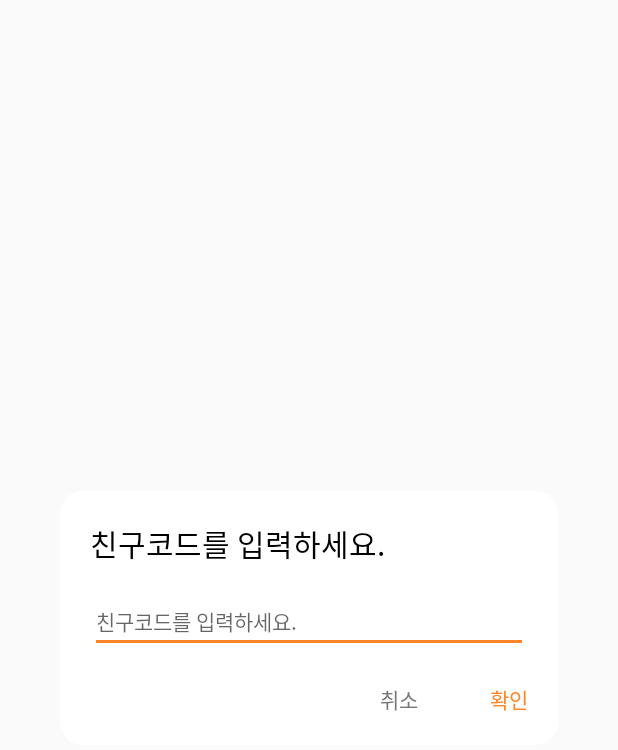
After one commit to SeoeunPark/DOING, an Android app: the layout add_friends_dialog.xml on its own in the app's theme, with its tools: preview values and no code run, on a phone screen of 412 x 824 dp. The commit adds this screen. Shown: the top 750 px of the screen. Run offline under Robolectric (Android 15) with nearby library versions, the phone set to English and light mode, and no system bars.

Commit message:
sw600 친구리스트

```diff
--- /dev/null
+++ b/app/src/main/res/drawable/dialog_background.xml
@@ -0,0 +1,5 @@
+<?xml version="1.0" encoding="utf-8"?>
+<shape xmlns:android="http://schemas.android.com/apk/res/android">
+    <corners android:radius="15dp" />
+    <solid android:color="@color/white" />
+</shape>
--- /dev/null
+++ b/app/src/main/res/layout/add_friends_dialog.xml
@@ -0,0 +1,66 @@
+<?xml version="1.0" encoding="utf-8"?>
+<LinearLayout xmlns:android="http://schemas.android.com/apk/res/android"
+    xmlns:tools="http://schemas.android.com/tools"
+    android:orientation="vertical"
+    android:layout_width="wrap_content"
+    android:layout_height="wrap_content"
+    android:background="@drawable/dialog_background"
+    android:layout_gravity="center"
+    android:layout_margin="@dimen/side_margin600"
+    android:padding="@dimen/padding">
+
+    <TextView
+        android:layout_width="match_parent"
+        android:layout_height="wrap_content"
+        android:text="@string/add_friends_text"
+        android:textSize="@dimen/l_text"
+        android:textColor="@color/black"
+        tools:ignore="SpUsage"
+        android:layout_marginBottom="@dimen/side_margin"/>
+
+    <EditText
+        android:id="@+id/inputname"
+        android:layout_width="match_parent"
+        android:layout_height="wrap_content"
+        android:backgroundTint="@color/colorMain"
+        android:hint="@string/add_friends_text"
+        android:textSize="@dimen/hint"
+        android:textColor="@color/black"
+        tools:ignore="SpUsage,UnusedAttribute" />
+
+    <LinearLayout
+        android:layout_width="match_parent"
+        android:layout_height="wrap_content"
+        android:orientation="horizontal"
+        android:paddingTop="@dimen/padding">
+
+        <View
+            android:layout_width="0dp"
+            android:layout_height="0dp"
+            android:layout_weight="1" />
+
+        <TextView
+            android:id="@+id/cancelButton"
+            android:layout_width="wrap_content"
+            android:layout_height="wrap_content"
+            android:text="@string/esc"
+            android:textColor="@color/gray"
+            android:textSize="@dimen/text_btn"
+            android:layout_gravity="right"
+            android:layout_marginRight="32dp"
+            tools:ignore="RtlHardcoded,SpUsage" />
+
+        <TextView
+            android:id="@+id/okButton"
+            android:layout_width="wrap_content"
+            android:layout_height="wrap_content"
+            android:text="@string/ok"
+            android:textColor="@color/colorMain"
+            android:textSize="@dimen/text_btn"
+            android:layout_gravity="right"
+            android:layout_marginLeft="@dimen/side_margin"
+            tools:ignore="RtlHardcoded,SpUsage" />
+
+    </LinearLayout>
+
+</LinearLayout>
--- a/app/src/main/res/layout/fragment_friends_list.xml
+++ b/app/src/main/res/layout/fragment_friends_list.xml
@@ -45,12 +45,6 @@
                 android:layout_height="0dp"
                 android:layout_weight="1" />
 
-            <androidx.appcompat.widget.LinearLayoutCompat
-                android:layout_width="wrap_content"
-                android:layout_height="wrap_content"
-                android:orientation="horizontal"
-                 >
-
                 <TextView
                     android:id="@+id/Add_friend"
                     android:layout_width="wrap_content"
@@ -62,19 +56,15 @@
                     android:textSize="@dimen/text_btn"
                     tools:ignore="RtlHardcoded,SpUsage" />
 
-            </androidx.appcompat.widget.LinearLayoutCompat>
-
-
         </androidx.appcompat.widget.LinearLayoutCompat>
-
 
         <androidx.recyclerview.widget.RecyclerView
             android:id="@+id/recyclerView"
             android:layout_width="match_parent"
             android:layout_height="wrap_content"
             android:layout_marginTop="10dp"
-            android:layout_marginLeft="16dp"
-            android:layout_marginRight="16dp"/>
+            android:layout_marginLeft="@dimen/side_margin"
+            android:layout_marginRight="@dimen/side_margin"/>
 
     </androidx.appcompat.widget.LinearLayoutCompat>
 
--- /dev/null
+++ b/app/src/main/res/layout/friend_dialog.xml
@@ -0,0 +1,17 @@
+<?xml version="1.0" encoding="utf-8"?>
+<LinearLayout xmlns:android="http://schemas.android.com/apk/res/android"
+    android:orientation="vertical"
+    android:layout_width="match_parent"
+    android:layout_height="wrap_content"
+    android:background="@drawable/dialog_background"
+    android:layout_gravity="center"
+    android:layout_margin="@dimen/side_margin600"
+    android:padding="@dimen/padding" >
+
+    <ImageView
+        android:layout_width="wrap_content"
+        android:layout_height="wrap_content" />
+
+
+
+</LinearLayout>
--- a/app/src/main/res/values/strings.xml
+++ b/app/src/main/res/values/strings.xml
@@ -21,5 +21,8 @@
     <string name="user_about">한 줄 소개</string>
 
     <string name="add_friends">친구 추가</string>
-    <string name="plus">+</string>
+    <string name="add_friends_text">친구코드를 입력하세요.</string>
+
+    <string name="ok">확인</string>
+    <string name="esc">취소</string>
 </resources>
```
Also changed, not shown: app/src/main/java/kr/hs/mirim/doing/FriendsList.java (indentation only).
